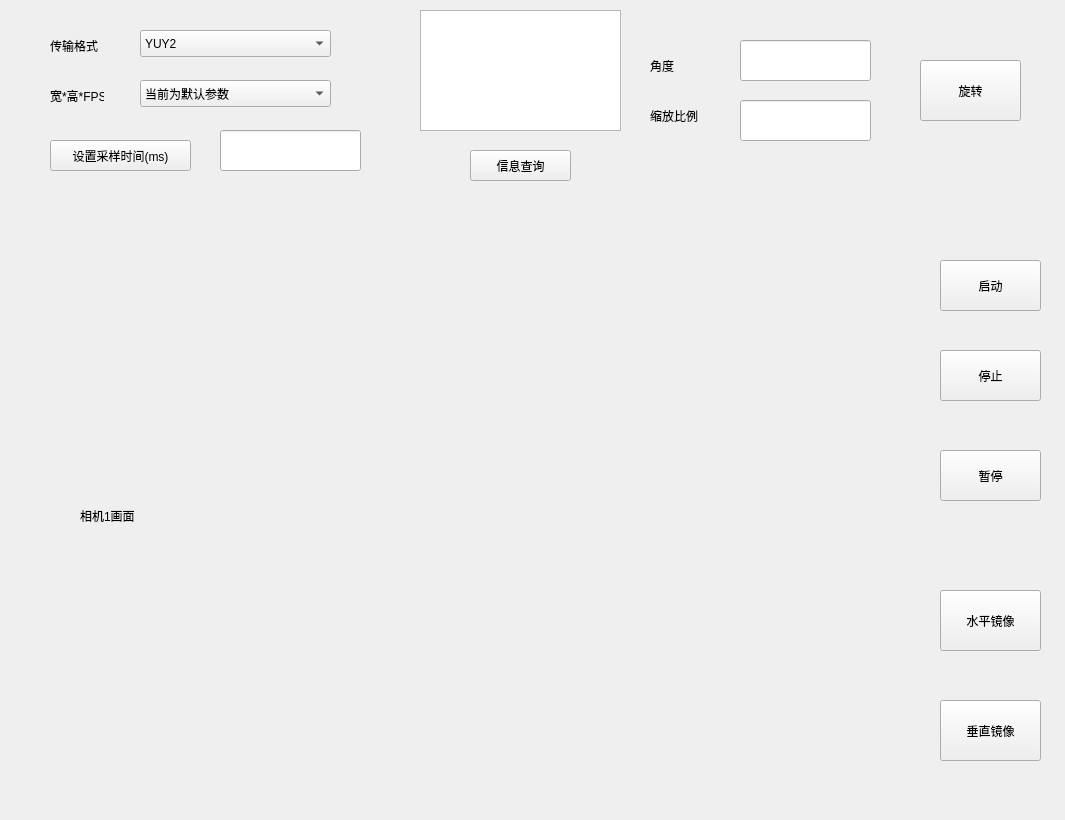
Old version of the form ui_camera_viewer.ui in the repository lithcado/MultiCameraViewer.
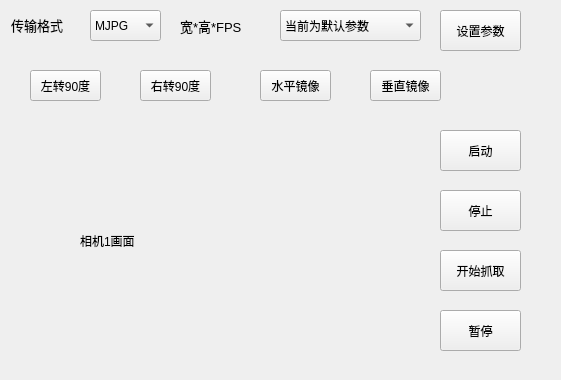
New version of the form.

Commit message: 缩小UI

What changed in the file:
```diff
--- a/ui_camera_viewer.ui
+++ b/ui_camera_viewer.ui
@@ -6,30 +6,20 @@
    <rect>
     <x>0</x>
     <y>0</y>
-    <width>1065</width>
-    <height>820</height>
+    <width>561</width>
+    <height>380</height>
    </rect>
   </property>
   <property name="windowTitle">
    <string>Form</string>
   </property>
-  <widget class="QLineEdit" name="input_scale">
+  <widget class="QPushButton" name="btn_open_camera">
    <property name="geometry">
     <rect>
-     <x>740</x>
-     <y>100</y>
-     <width>131</width>
+     <x>440</x>
+     <y>130</y>
+     <width>81</width>
      <height>41</height>
-    </rect>
-   </property>
-  </widget>
-  <widget class="QPushButton" name="btn_start">
-   <property name="geometry">
-    <rect>
-     <x>940</x>
-     <y>260</y>
-     <width>101</width>
-     <height>51</height>
     </rect>
    </property>
    <property name="text">
@@ -39,131 +29,43 @@
   <widget class="QPushButton" name="btn_pause">
    <property name="geometry">
     <rect>
-     <x>940</x>
-     <y>450</y>
-     <width>101</width>
-     <height>51</height>
+     <x>440</x>
+     <y>310</y>
+     <width>81</width>
+     <height>41</height>
     </rect>
    </property>
    <property name="text">
     <string>暂停</string>
    </property>
   </widget>
-  <widget class="QLabel" name="label_4">
-   <property name="geometry">
-    <rect>
-     <x>650</x>
-     <y>100</y>
-     <width>61</width>
-     <height>31</height>
-    </rect>
-   </property>
-   <property name="text">
-    <string>缩放比例</string>
-   </property>
-  </widget>
-  <widget class="QLabel" name="label_3">
-   <property name="geometry">
-    <rect>
-     <x>650</x>
-     <y>50</y>
-     <width>91</width>
-     <height>31</height>
-    </rect>
-   </property>
-   <property name="text">
-    <string>角度</string>
-   </property>
-  </widget>
-  <widget class="QLabel" name="label">
-   <property name="geometry">
-    <rect>
-     <x>50</x>
-     <y>80</y>
-     <width>54</width>
-     <height>31</height>
-    </rect>
-   </property>
-   <property name="text">
-    <string>宽*高*FPS</string>
-   </property>
-  </widget>
-  <widget class="QPushButton" name="btn_sample_time">
-   <property name="geometry">
-    <rect>
-     <x>50</x>
-     <y>140</y>
-     <width>141</width>
-     <height>31</height>
-    </rect>
-   </property>
-   <property name="text">
-    <string>设置采样时间(ms)</string>
-   </property>
-  </widget>
   <widget class="QComboBox" name="format_list">
    <property name="geometry">
     <rect>
-     <x>140</x>
-     <y>30</y>
-     <width>191</width>
-     <height>27</height>
+     <x>90</x>
+     <y>10</y>
+     <width>71</width>
+     <height>31</height>
     </rect>
    </property>
-   <item>
-    <property name="text">
-     <string>YUY2</string>
-    </property>
-   </item>
    <item>
     <property name="text">
      <string>MJPG</string>
     </property>
    </item>
-  </widget>
-  <widget class="QPushButton" name="btn_tilt_flip">
-   <property name="geometry">
-    <rect>
-     <x>940</x>
-     <y>700</y>
-     <width>101</width>
-     <height>61</height>
-    </rect>
-   </property>
-   <property name="text">
-    <string>垂直镜像</string>
-   </property>
-  </widget>
-  <widget class="QPushButton" name="btn_rotate">
-   <property name="geometry">
-    <rect>
-     <x>920</x>
-     <y>60</y>
-     <width>101</width>
-     <height>61</height>
-    </rect>
-   </property>
-   <property name="text">
-    <string>旋转</string>
-   </property>
-  </widget>
-  <widget class="QLineEdit" name="input_degree">
-   <property name="geometry">
-    <rect>
-     <x>740</x>
-     <y>40</y>
-     <width>131</width>
-     <height>41</height>
-    </rect>
-   </property>
+   <item>
+    <property name="text">
+     <string>YUY2</string>
+    </property>
+   </item>
   </widget>
   <widget class="QLabel" name="pic1">
    <property name="geometry">
     <rect>
      <x>80</x>
-     <y>250</y>
-     <width>811</width>
-     <height>531</height>
+     <y>120</y>
+     <width>321</width>
+     <height>241</height>
     </rect>
    </property>
    <property name="text">
@@ -176,88 +78,143 @@
   <widget class="QLabel" name="label_2">
    <property name="geometry">
     <rect>
-     <x>50</x>
-     <y>30</y>
-     <width>91</width>
+     <x>11</x>
+     <y>9</y>
+     <width>71</width>
      <height>31</height>
     </rect>
    </property>
+   <property name="font">
+    <font>
+     <pointsize>10</pointsize>
+    </font>
+   </property>
    <property name="text">
     <string>传输格式</string>
    </property>
   </widget>
-  <widget class="QComboBox" name="camera_parameter">
-   <property name="geometry">
-    <rect>
-     <x>140</x>
-     <y>80</y>
-     <width>191</width>
-     <height>27</height>
-    </rect>
-   </property>
-   <item>
-    <property name="text">
-     <string>当前为默认参数</string>
-    </property>
-   </item>
-  </widget>
-  <widget class="QTextEdit" name="information_output">
-   <property name="geometry">
-    <rect>
-     <x>420</x>
-     <y>10</y>
-     <width>201</width>
-     <height>121</height>
-    </rect>
-   </property>
-  </widget>
   <widget class="QPushButton" name="btn_close">
    <property name="geometry">
     <rect>
-     <x>940</x>
-     <y>350</y>
-     <width>101</width>
-     <height>51</height>
+     <x>440</x>
+     <y>190</y>
+     <width>81</width>
+     <height>41</height>
     </rect>
    </property>
    <property name="text">
     <string>停止</string>
    </property>
   </widget>
+  <widget class="QPushButton" name="btn_start_grab">
+   <property name="geometry">
+    <rect>
+     <x>440</x>
+     <y>250</y>
+     <width>81</width>
+     <height>41</height>
+    </rect>
+   </property>
+   <property name="text">
+    <string>开始抓取</string>
+   </property>
+  </widget>
+  <widget class="QLabel" name="label">
+   <property name="geometry">
+    <rect>
+     <x>180</x>
+     <y>10</y>
+     <width>81</width>
+     <height>31</height>
+    </rect>
+   </property>
+   <property name="font">
+    <font>
+     <pointsize>10</pointsize>
+    </font>
+   </property>
+   <property name="text">
+    <string>宽*高*FPS</string>
+   </property>
+  </widget>
+  <widget class="QComboBox" name="camera_parameter">
+   <property name="geometry">
+    <rect>
+     <x>280</x>
+     <y>10</y>
+     <width>141</width>
+     <height>31</height>
+    </rect>
+   </property>
+   <item>
+    <property name="text">
+     <string>当前为默认参数</string>
+    </property>
+   </item>
+  </widget>
+  <widget class="QPushButton" name="btn_parameter_set">
+   <property name="geometry">
+    <rect>
+     <x>440</x>
+     <y>10</y>
+     <width>81</width>
+     <height>41</height>
+    </rect>
+   </property>
+   <property name="text">
+    <string>设置参数</string>
+   </property>
+  </widget>
+  <widget class="QPushButton" name="pushButton">
+   <property name="geometry">
+    <rect>
+     <x>30</x>
+     <y>70</y>
+     <width>71</width>
+     <height>31</height>
+    </rect>
+   </property>
+   <property name="text">
+    <string>左转90度</string>
+   </property>
+  </widget>
+  <widget class="QPushButton" name="pushButton_2">
+   <property name="geometry">
+    <rect>
+     <x>140</x>
+     <y>70</y>
+     <width>71</width>
+     <height>31</height>
+    </rect>
+   </property>
+   <property name="text">
+    <string>右转90度</string>
+   </property>
+  </widget>
   <widget class="QPushButton" name="btn_pan_flip">
    <property name="geometry">
     <rect>
-     <x>940</x>
-     <y>590</y>
-     <width>101</width>
-     <height>61</height>
+     <x>260</x>
+     <y>70</y>
+     <width>71</width>
+     <height>31</height>
     </rect>
    </property>
    <property name="text">
     <string>水平镜像</string>
    </property>
   </widget>
-  <widget class="QLineEdit" name="input_sample_time">
+  <widget class="QPushButton" name="btn_tilt_flip">
    <property name="geometry">
     <rect>
-     <x>220</x>
-     <y>130</y>
-     <width>141</width>
-     <height>41</height>
-    </rect>
-   </property>
-  </widget>
-  <widget class="QPushButton" name="btn_information_inquire">
-   <property name="geometry">
-    <rect>
-     <x>470</x>
-     <y>150</y>
-     <width>101</width>
+     <x>370</x>
+     <y>70</y>
+     <width>71</width>
      <height>31</height>
     </rect>
    </property>
    <property name="text">
-    <string>信息查询</string>
+    <string>垂直镜像</string>
    </property>
   </widget>
  </widget>
```
Left out of the diff: 6 changed lines with no effect on the pictures.
